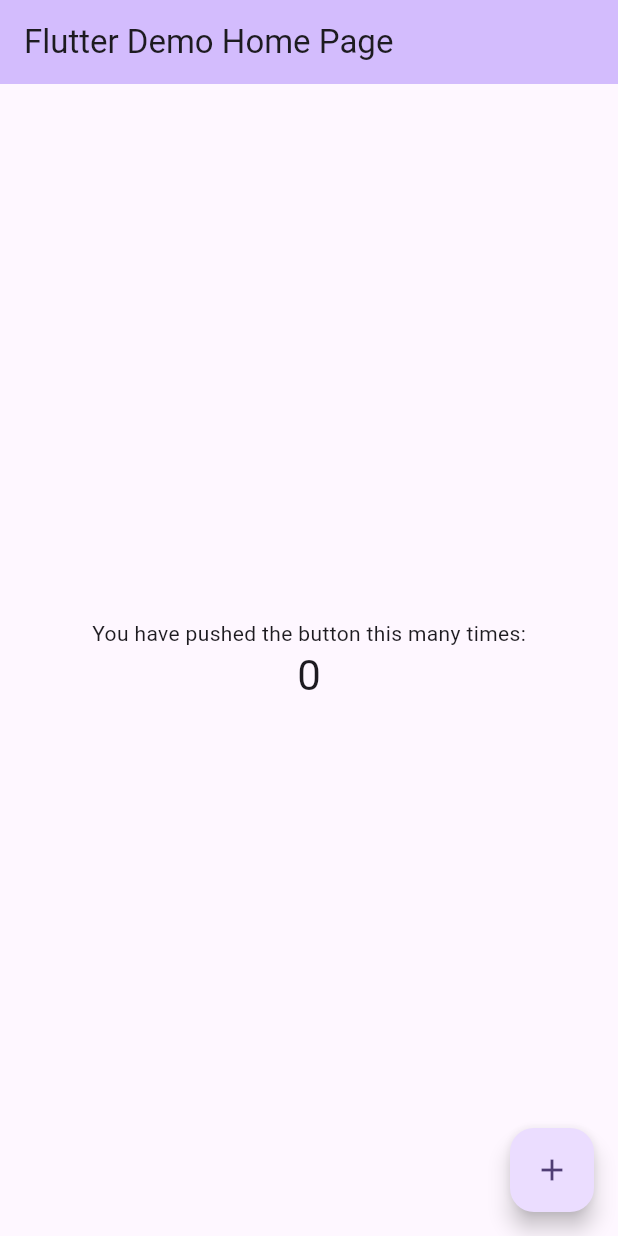
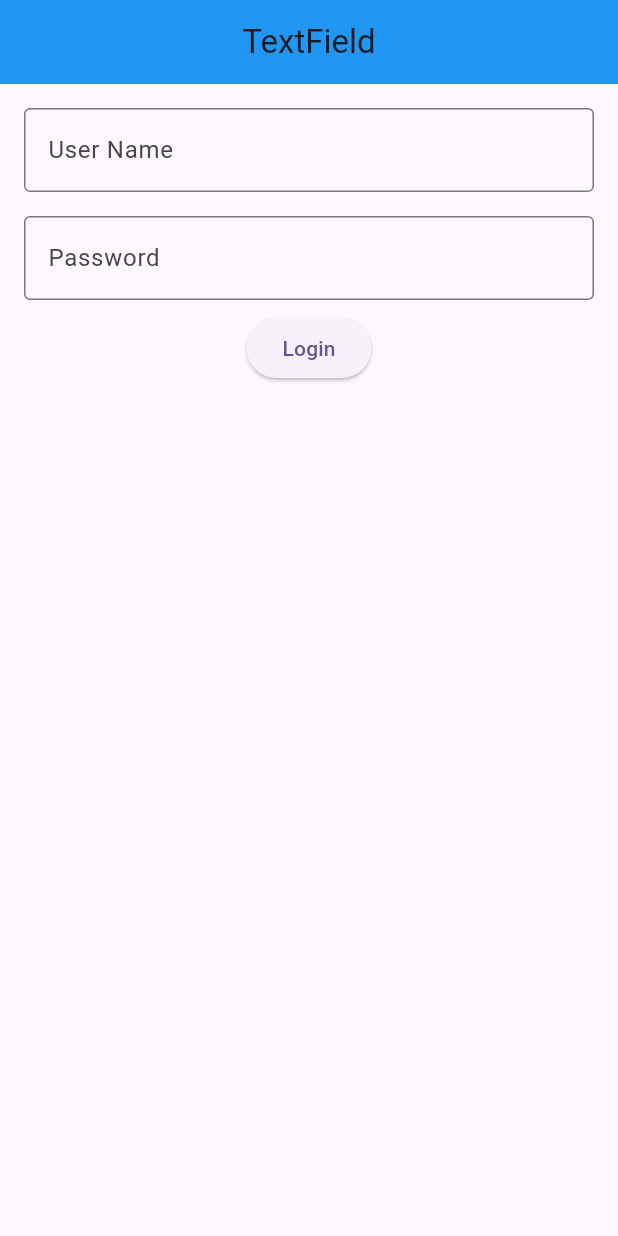
Before and after one commit to nidhamkacha/myflutterlearning, a Flutter app: the screen it shows after launch, on a phone screen of 412 x 824 dp. Run offline on Flutter 3.47's test engine with Material 3 defaults, Android fonts, the phone set to English and light mode, and no system bars; our stand-ins replace firebase_core; accounts and stored records are empty.

Commit message:
13-2-24
Signed-off-by: Nidham Kacha <nidham78@gmail.com>

```diff
--- a/practice_applications/analysis_options.yaml
+++ b/practice_applications/analysis_options.yaml
@@ -7,7 +7,7 @@
 
 # The following line activates a set of recommended lints for Flutter apps,
 # packages, and plugins designed to encourage good coding practices.
-include: package:flutter_lints/flutter.yaml
+# include: package:flutter_lints/flutter.yaml
 
 linter:
   # The lint rules applied to this project can be customized in the
--- a/practice_applications/lib/main.dart
+++ b/practice_applications/lib/main.dart
@@ -1,4 +1,5 @@
 import 'package:flutter/material.dart';
+import 'package:practice_applications/text_field.dart';
 
 void main() {
   runApp(const MyApp());
@@ -11,115 +12,13 @@
   @override
   Widget build(BuildContext context) {
     return MaterialApp(
+      debugShowCheckedModeBanner: false,
       title: 'Flutter Demo',
       theme: ThemeData(
-        // This is the theme of your application.
-        //
-        // TRY THIS: Try running your application with "flutter run". You'll see
-        // the application has a purple toolbar. Then, without quitting the app,
-        // try changing the seedColor in the colorScheme below to Colors.green
-        // and then invoke "hot reload" (save your changes or press the "hot
-        // reload" button in a Flutter-supported IDE, or press "r" if you used
-        // the command line to start the app).
-        //
-        // Notice that the counter didn't reset back to zero; the application
-        // state is not lost during the reload. To reset the state, use hot
-        // restart instead.
-        //
-        // This works for code too, not just values: Most code changes can be
-        // tested with just a hot reload.
         colorScheme: ColorScheme.fromSeed(seedColor: Colors.deepPurple),
         useMaterial3: true,
       ),
-      home: const MyHomePage(title: 'Flutter Demo Home Page'),
+      home: TextFieldPrac(),
     );
   }
 }
-
-class MyHomePage extends StatefulWidget {
-  const MyHomePage({super.key, required this.title});
-
-  // This widget is the home page of your application. It is stateful, meaning
-  // that it has a State object (defined below) that contains fields that affect
-  // how it looks.
-
-  // This class is the configuration for the state. It holds the values (in this
-  // case the title) provided by the parent (in this case the App widget) and
-  // used by the build method of the State. Fields in a Widget subclass are
-  // always marked "final".
-
-  final String title;
-
-  @override
-  State<MyHomePage> createState() => _MyHomePageState();
-}
-
-class _MyHomePageState extends State<MyHomePage> {
-  int _counter = 0;
-
-  void _incrementCounter() {
-    setState(() {
-      // This call to setState tells the Flutter framework that something has
-      // changed in this State, which causes it to rerun the build method below
-      // so that the display can reflect the updated values. If we changed
-      // _counter without calling setState(), then the build method would not be
-      // called again, and so nothing would appear to happen.
-      _counter++;
-    });
-  }
-
-  @override
-  Widget build(BuildContext context) {
-    // This method is rerun every time setState is called, for instance as done
-    // by the _incrementCounter method above.
-    //
-    // The Flutter framework has been optimized to make rerunning build methods
-    // fast, so that you can just rebuild anything that needs updating rather
-    // than having to individually change instances of widgets.
-    return Scaffold(
-      appBar: AppBar(
-        // TRY THIS: Try changing the color here to a specific color (to
-        // Colors.amber, perhaps?) and trigger a hot reload to see the AppBar
-        // change color while the other colors stay the same.
-        backgroundColor: Theme.of(context).colorScheme.inversePrimary,
-        // Here we take the value from the MyHomePage object that was created by
-        // the App.build method, and use it to set our appbar title.
-        title: Text(widget.title),
-      ),
-      body: Center(
-        // Center is a layout widget. It takes a single child and positions it
-        // in the middle of the parent.
-        child: Column(
-          // Column is also a layout widget. It takes a list of children and
-          // arranges them vertically. By default, it sizes itself to fit its
-          // children horizontally, and tries to be as tall as its parent.
-          //
-          // Column has various properties to control how it sizes itself and
-          // how it positions its children. Here we use mainAxisAlignment to
-          // center the children vertically; the main axis here is the vertical
-          // axis because Columns are vertical (the cross axis would be
-          // horizontal).
-          //
-          // TRY THIS: Invoke "debug painting" (choose the "Toggle Debug Paint"
-          // action in the IDE, or press "p" in the console), to see the
-          // wireframe for each widget.
-          mainAxisAlignment: MainAxisAlignment.center,
-          children: <Widget>[
-            const Text(
-              'You have pushed the button this many times:',
-            ),
-            Text(
-              '$_counter',
-              style: Theme.of(context).textTheme.headlineMedium,
-            ),
-          ],
-        ),
-      ),
-      floatingActionButton: FloatingActionButton(
-        onPressed: _incrementCounter,
-        tooltip: 'Increment',
-        child: const Icon(Icons.add),
-      ), // This trailing comma makes auto-formatting nicer for build methods.
-    );
-  }
-}
--- /dev/null
+++ b/practice_applications/lib/text_field.dart
@@ -0,0 +1,51 @@
+import 'package:flutter/material.dart';
+
+class TextFieldPrac extends StatefulWidget {
+  const TextFieldPrac({super.key});
+
+  @override
+  State<TextFieldPrac> createState() => _TextFieldPracState();
+}
+
+class _TextFieldPracState extends State<TextFieldPrac> {
+  TextEditingController nameController = TextEditingController();
+  TextEditingController pswdController = TextEditingController();
+  @override
+  Widget build(BuildContext context) {
+    return Scaffold(
+      appBar: AppBar(
+        backgroundColor: Colors.blue,
+        centerTitle: true,
+        title: Text("TextField"),
+      ),
+      body: Padding(
+        padding: const EdgeInsets.all(8.0),
+        child: Column(
+          children: [
+            Padding(
+              padding: const EdgeInsets.all(8.0),
+              child: TextField(
+                controller: nameController,
+                decoration: InputDecoration(
+                    border: OutlineInputBorder(),
+                    labelText: 'User Name',
+                    hintText: 'Enter User Name'),
+              ),
+            ),
+            Padding(
+              padding: const EdgeInsets.all(8.0),
+              child: TextField(
+                controller: pswdController,
+                decoration: InputDecoration(
+                    border: OutlineInputBorder(),
+                    labelText: 'Password',
+                    hintText: 'Enter User Password'),
+              ),
+            ),
+            ElevatedButton(onPressed: () {}, child: Text("Login"))
+          ],
+        ),
+      ),
+    );
+  }
+}
```
